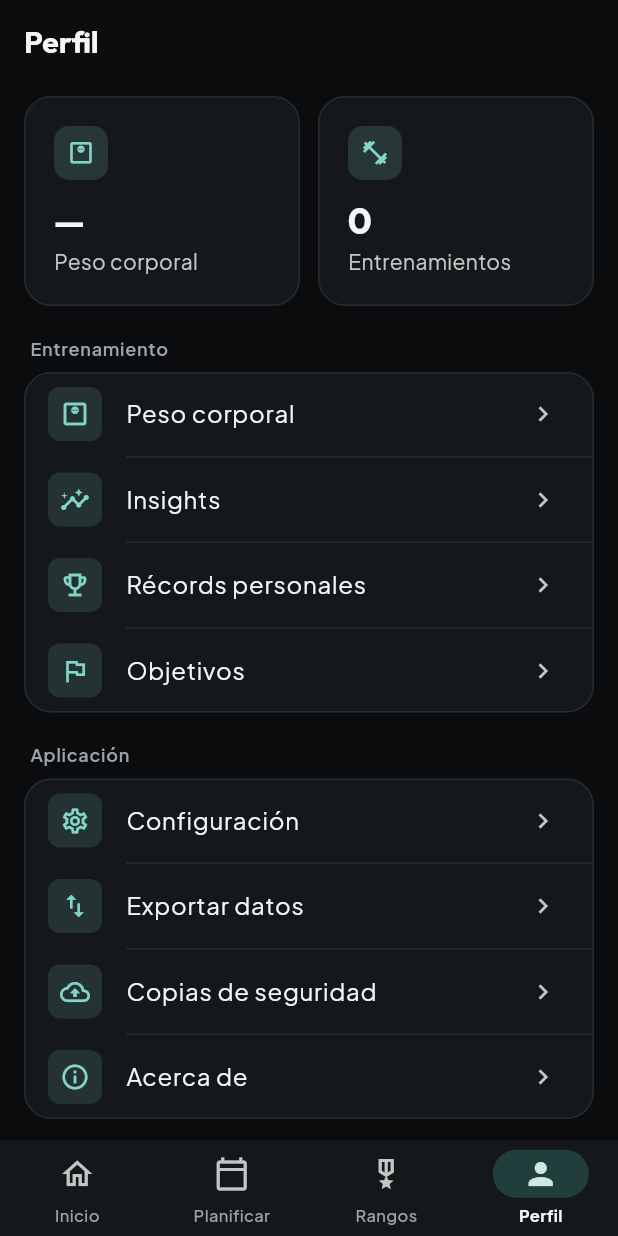
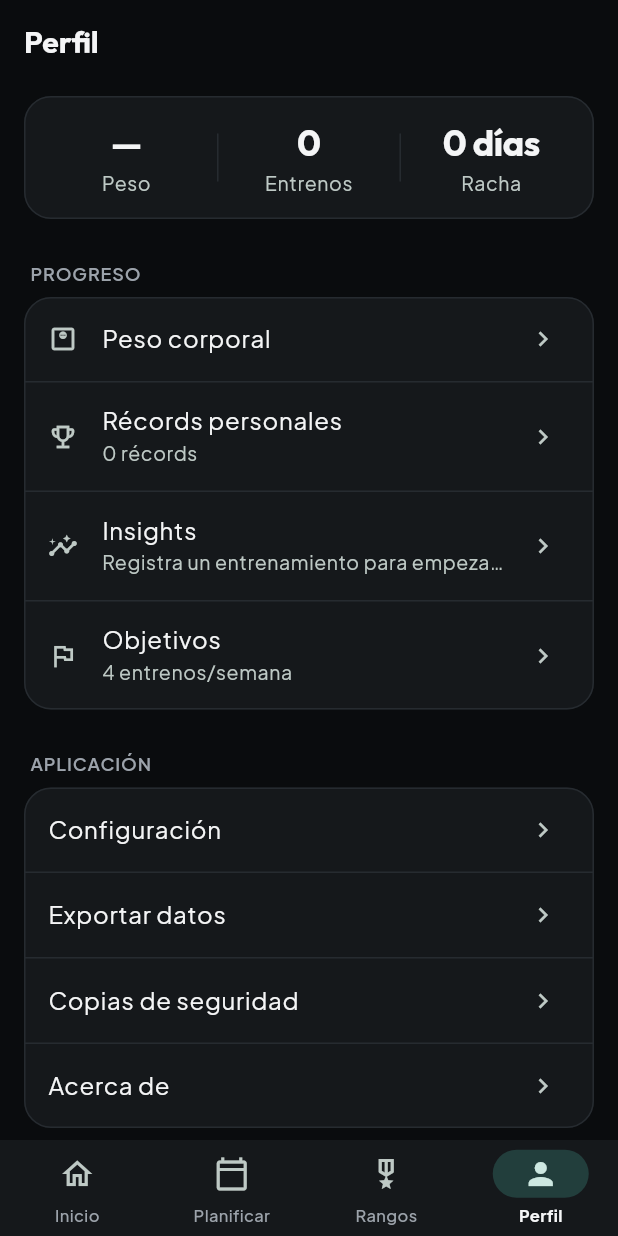
Before and after one commit to AlexSivera/GymApp, a Flutter app: the ProfileScreen screen opened by its route, on a phone screen of 412 x 824 dp. Run offline on Flutter 3.47's test engine with Material 3 defaults, Android fonts, the phone set to English and light mode, and no system bars; our stand-ins replace confetti, drift, fl_chart, flutter_local_notifications, flutter_riverpod, go_router and 3 more; accounts and stored records are empty; generated files the repository leaves out were written again.

Commit message:
Segunda iteración del diseño de Perfil: más editorial, menos menú de ajustes
- Sustituye las dos tarjetas grandes (Peso/Entrenamientos) por un resumen
  compacto de 3 métricas en horizontal (Peso, Entrenos, Racha) en una sola
  tarjeta con separadores finos
- Nueva sección "Progreso" (Peso corporal, Récords, Insights, Objetivos)
  con texto secundario de datos reales (peso actual, nº de récords, el
  insight del día, entrenos/semana objetivo) — nunca inventado
- Sección "Aplicación" sin iconos, más ligera visualmente que "Progreso",
  para que la pantalla no se lea con el mismo peso en todas las filas
- Iconos pequeños y discretos (sin caja de color) en vez de los cuadrados
  grandes anteriores
- Saludo discreto con el nombre real del usuario bajo la cabecera

Sin cambios de navegación, rutas ni datos — misma funcionalidad exacta.

Co-Authored-By: Claude Sonnet 5 <noreply@anthropic.com>

```diff
--- a/lib/features/profile/screens/profile_screen.dart
+++ b/lib/features/profile/screens/profile_screen.dart
@@ -5,7 +5,7 @@ import '../../../core/theme/app_spacing.dart';
 import '../../../core/utils/weight_unit.dart';
 import '../../../core/utils/weight_unit_provider.dart';
 import '../../../core/widgets/app_card.dart';
-import '../../../core/widgets/stat_tile.dart';
+import '../../dashboard/providers/dashboard_providers.dart';
 import '../../insights/screens/insights_screen.dart';
 import '../providers/profile_providers.dart';
 import 'about_screen.dart';
@@ -21,100 +21,155 @@ class ProfileScreen extends ConsumerWidget {
 
   @override
   Widget build(BuildContext context, WidgetRef ref) {
-    final bodyWeight = ref.watch(latestBodyWeightProvider);
-    final totalWorkouts = ref.watch(totalWorkoutsCompletedProvider);
+    final theme = Theme.of(context);
     final unit = ref.watch(weightUnitProvider);
+    final name = ref.watch(userSettingsProvider).valueOrNull?.name?.trim();
+
+    final bodyWeightLog = ref.watch(latestBodyWeightProvider).valueOrNull;
+    final totalWorkouts = ref.watch(totalWorkoutsCompletedProvider).valueOrNull;
+    final streak = ref.watch(workoutStreakProvider).valueOrNull;
+    final records = ref.watch(allPersonalRecordsProvider).valueOrNull;
+    final settings = ref.watch(userSettingsProvider).valueOrNull;
+    final insight = ref.watch(insightOfDayProvider).valueOrNull;
+
+    final bodyWeightText = bodyWeightLog == null ? null : formatWeight(bodyWeightLog.weightKg, unit);
 
     return Scaffold(
       appBar: AppBar(title: const Text('Perfil')),
       body: ListView(
         padding: const EdgeInsets.fromLTRB(AppSpacing.lg, AppSpacing.sm, AppSpacing.lg, AppSpacing.xl),
         children: [
-          Row(
-            children: [
-              Expanded(
-                child: bodyWeight.when(
-                  data: (log) => StatTile(
-                    icon: Icons.monitor_weight_outlined,
-                    label: 'Peso corporal',
-                    value: log == null ? '—' : formatWeight(log.weightKg, unit),
+          if (name != null && name.isNotEmpty) ...[
+            Text(
+              'Hola, $name',
+              style: theme.textTheme.bodyMedium?.copyWith(color: theme.colorScheme.onSurfaceVariant),
+            ),
+            const SizedBox(height: AppSpacing.md),
+          ],
+
+          // Resumen — a quick read of where things stand, not a set of
+          // destinations. Three plain numbers instead of two big icon cards,
+          // so it reads as a strip of facts rather than settings-menu tiles.
+          AppCard(
+            padding: const EdgeInsets.symmetric(vertical: AppSpacing.lg, horizontal: AppSpacing.sm),
+            child: Row(
+              children: [
+                Expanded(child: _SummaryMetric(value: bodyWeightText ?? '—', label: 'Peso')),
+                _SummaryDivider(),
+                Expanded(child: _SummaryMetric(value: totalWorkouts?.toString() ?? '—', label: 'Entrenos')),
+                _SummaryDivider(),
+                Expanded(
+                  child: _SummaryMetric(
+                    value: streak == null ? '—' : '$streak ${streak == 1 ? 'día' : 'días'}',
+                    label: 'Racha',
                   ),
-                  loading: () => const SizedBox(height: 96),
-                  error: (e, _) => const SizedBox.shrink(),
                 ),
-              ),
-              const SizedBox(width: AppSpacing.md),
-              Expanded(
-                child: totalWorkouts.when(
-                  data: (value) => StatTile(
-                    icon: Icons.fitness_center_outlined,
-                    label: 'Entrenamientos',
-                    value: '$value',
-                  ),
-                  loading: () => const SizedBox(height: 96),
-                  error: (e, _) => const SizedBox.shrink(),
-                ),
-              ),
-            ],
+              ],
+            ),
           ),
-          const SizedBox(height: AppSpacing.xl),
-          _ProfileSectionHeader('Entrenamiento'),
+
+          const SizedBox(height: AppSpacing.xxl),
+          _ProfileSectionHeader('Progreso'),
           _ProfileSection(tiles: [
             _ProfileTile(
               icon: Icons.monitor_weight_outlined,
-              label: 'Peso corporal',
+              title: 'Peso corporal',
+              subtitle: bodyWeightText,
               onTap: () => Navigator.of(context)
                   .push(MaterialPageRoute(builder: (_) => const BodyWeightScreen())),
             ),
             _ProfileTile(
+              icon: Icons.emoji_events_outlined,
+              title: 'Récords personales',
+              subtitle: records == null
+                  ? null
+                  : '${records.length} récord${records.length == 1 ? '' : 's'}',
+              onTap: () => Navigator.of(context)
+                  .push(MaterialPageRoute(builder: (_) => const PersonalRecordsScreen())),
+            ),
+            _ProfileTile(
               icon: Icons.insights_outlined,
-              label: 'Insights',
+              title: 'Insights',
+              subtitle: insight?.message,
               onTap: () =>
                   Navigator.of(context).push(MaterialPageRoute(builder: (_) => const InsightsScreen())),
             ),
             _ProfileTile(
-              icon: Icons.emoji_events_outlined,
-              label: 'Récords personales',
-              onTap: () => Navigator.of(context)
-                  .push(MaterialPageRoute(builder: (_) => const PersonalRecordsScreen())),
-            ),
-            _ProfileTile(
               icon: Icons.flag_outlined,
-              label: 'Objetivos',
+              title: 'Objetivos',
+              subtitle: settings == null
+                  ? null
+                  : '${settings.weeklyTargetSessions} entrenos/semana',
               onTap: () =>
                   Navigator.of(context).push(MaterialPageRoute(builder: (_) => const GoalsScreen())),
             ),
           ]),
-          const SizedBox(height: AppSpacing.xl),
+
+          const SizedBox(height: AppSpacing.xxl),
           _ProfileSectionHeader('Aplicación'),
           _ProfileSection(tiles: [
             _ProfileTile(
-              icon: Icons.settings_outlined,
-              label: 'Configuración',
+              title: 'Configuración',
               onTap: () =>
                   Navigator.of(context).push(MaterialPageRoute(builder: (_) => const SettingsScreen())),
             ),
             _ProfileTile(
-              icon: Icons.import_export,
-              label: 'Exportar datos',
+              title: 'Exportar datos',
               onTap: () => Navigator.of(context)
                   .push(MaterialPageRoute(builder: (_) => const ImportExportScreen())),
             ),
             _ProfileTile(
-              icon: Icons.backup_outlined,
-              label: 'Copias de seguridad',
+              title: 'Copias de seguridad',
               onTap: () =>
                   Navigator.of(context).push(MaterialPageRoute(builder: (_) => const BackupsScreen())),
             ),
             _ProfileTile(
-              icon: Icons.info_outline,
-              label: 'Acerca de',
+              title: 'Acerca de',
               onTap: () =>
                   Navigator.of(context).push(MaterialPageRoute(builder: (_) => const AboutScreen())),
             ),
           ]),
         ],
       ),
+    );
+  }
+}
+
+// A slim vertical hairline between summary metrics — deliberately not a full
+// bordered tile, so the three numbers read as one grouped fact strip.
+class _SummaryDivider extends StatelessWidget {
+  @override
+  Widget build(BuildContext context) {
+    return SizedBox(
+      height: 32,
+      child: VerticalDivider(width: 1, thickness: 1, color: Theme.of(context).dividerTheme.color),
+    );
+  }
+}
+
+class _SummaryMetric extends StatelessWidget {
+  const _SummaryMetric({required this.value, required this.label});
+
+  final String value;
+  final String label;
+
+  @override
+  Widget build(BuildContext context) {
+    final theme = Theme.of(context);
+    return Column(
+      mainAxisSize: MainAxisSize.min,
+      children: [
+        FittedBox(
+          fit: BoxFit.scaleDown,
+          child: Text(value, style: theme.textTheme.headlineMedium, textAlign: TextAlign.center),
+        ),
+        const SizedBox(height: 2),
+        Text(
+          label,
+          textAlign: TextAlign.center,
+          style: theme.textTheme.bodySmall?.copyWith(color: theme.colorScheme.onSurfaceVariant),
+        ),
+      ],
     );
   }
 }
@@ -128,7 +183,10 @@ class _ProfileSectionHeader extends StatelessWidget {
   Widget build(BuildContext context) {
     return Padding(
       padding: const EdgeInsets.fromLTRB(AppSpacing.xs, 0, AppSpacing.xs, AppSpacing.sm),
-      child: Text(label, style: Theme.of(context).textTheme.labelMedium),
+      child: Text(
+        label.toUpperCase(),
+        style: Theme.of(context).textTheme.labelMedium?.copyWith(letterSpacing: 0.6),
+      ),
     );
   }
 }
@@ -148,7 +206,7 @@ class _ProfileSection extends StatelessWidget {
         children: [
           for (var i = 0; i < tiles.length; i++) ...[
             tiles[i],
-            if (i != tiles.length - 1) const Divider(height: 1, indent: 68),
+            if (i != tiles.length - 1) const Divider(height: 1),
           ],
         ],
       ),
@@ -156,27 +214,34 @@ class _ProfileSection extends StatelessWidget {
   }
 }
 
+// [icon]/[subtitle] are both optional so the two sections this feeds can
+// carry different visual weight from the same widget: Progreso rows get a
+// small muted icon plus a real-data subtitle when there's something to show;
+// Aplicación rows are plain title-and-chevron, deliberately lighter so the
+// whole screen doesn't read as one flat settings list.
 class _ProfileTile extends StatelessWidget {
-  const _ProfileTile({required this.icon, required this.label, required this.onTap});
+  const _ProfileTile({this.icon, required this.title, this.subtitle, required this.onTap});
 
-  final IconData icon;
-  final String label;
+  final IconData? icon;
+  final String title;
+  final String? subtitle;
   final VoidCallback onTap;
 
   @override
   Widget build(BuildContext context) {
     final theme = Theme.of(context);
     return ListTile(
-      leading: Container(
-        width: 36,
-        height: 36,
-        decoration: BoxDecoration(
-          color: theme.colorScheme.primary.withValues(alpha: 0.14),
-          borderRadius: BorderRadius.circular(AppSpacing.sm),
-        ),
-        child: Icon(icon, size: 20, color: theme.colorScheme.primary),
-      ),
-      title: Text(label, style: theme.textTheme.bodyLarge),
+      leading: icon == null ? null : Icon(icon, size: 20, color: theme.colorScheme.onSurfaceVariant),
+      minLeadingWidth: 0,
+      title: Text(title, style: theme.textTheme.bodyLarge),
+      subtitle: subtitle == null
+          ? null
+          : Text(
+              subtitle!,
+              maxLines: 1,
+              overflow: TextOverflow.ellipsis,
+              style: theme.textTheme.bodySmall?.copyWith(color: theme.colorScheme.onSurfaceVariant),
+            ),
       trailing: Icon(Icons.chevron_right, size: 20, color: theme.colorScheme.onSurfaceVariant),
       onTap: onTap,
     );
```
